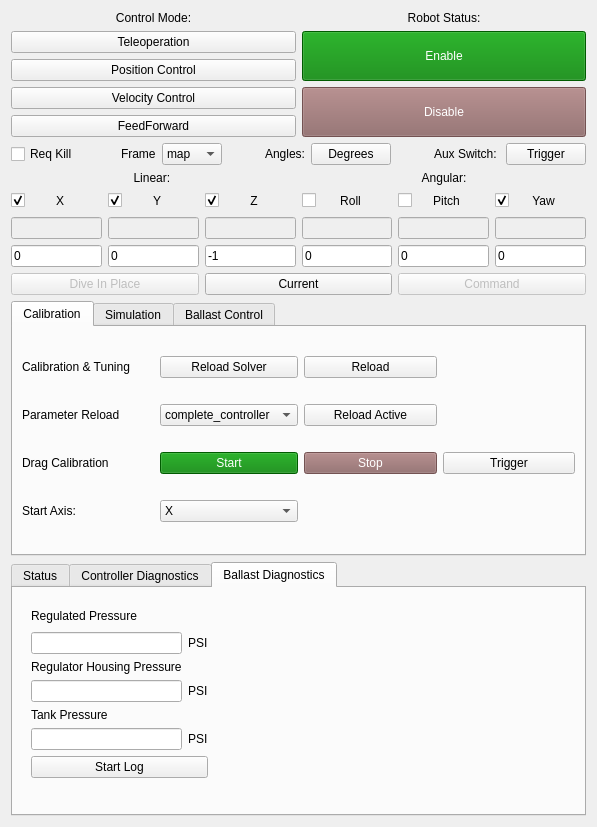
osu-uwrt/mercury_gui, file riptide_rviz/riptide_rviz/src/ControlPanel.ui: the form before one commit.
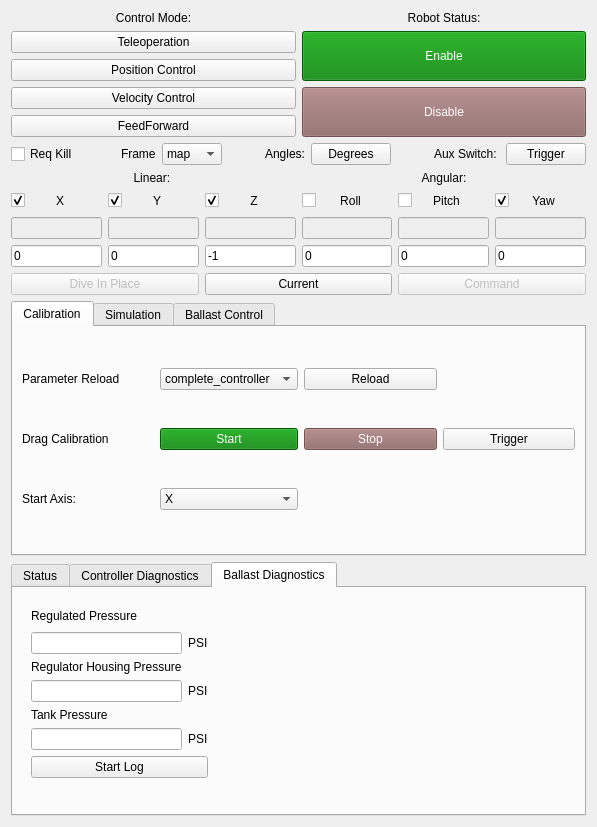
The form after the commit. The open tabs and pages were chosen to show the change. Icons and pictures are not drawn.

Commit message: liltank controller support in gui

The edit to the form file:
```diff
--- a/riptide_rviz/riptide_rviz/src/ControlPanel.ui
+++ b/riptide_rviz/riptide_rviz/src/ControlPanel.ui
@@ -992,13 +992,6 @@
               <property name="bottomMargin">
                <number>0</number>
               </property>
-              <item row="0" column="2">
-               <widget class="QPushButton" name="reloadController">
-                <property name="text">
-                 <string>Reload</string>
-                </property>
-               </widget>
-              </item>
               <item row="2" column="1">
                <widget class="QPushButton" name="dragStart">
                 <property name="styleSheet">
@@ -1090,27 +1083,6 @@
                 </property>
                </widget>
               </item>
-              <item row="1" column="2">
-               <widget class="QPushButton" name="reloadActive">
-                <property name="text">
-                 <string>Reload Active</string>
-                </property>
-               </widget>
-              </item>
-              <item row="0" column="1">
-               <widget class="QPushButton" name="reloadSolver">
-                <property name="text">
-                 <string>Reload Solver</string>
-                </property>
-               </widget>
-              </item>
-              <item row="0" column="0">
-               <widget class="QLabel" name="label_4">
-                <property name="text">
-                 <string>Calibration &amp; Tuning</string>
-                </property>
-               </widget>
-              </item>
               <item row="1" column="1">
                <widget class="QComboBox" name="reloadControllerSelect">
                 <item>
@@ -1123,16 +1095,13 @@
                   <string>smc</string>
                  </property>
                 </item>
-                <item>
-                 <property name="text">
-                  <string>pid</string>
-                 </property>
-                </item>
-                <item>
-                 <property name="text">
-                  <string>thruster_solver</string>
-                 </property>
-                </item>
+               </widget>
+              </item>
+              <item row="1" column="2">
+               <widget class="QPushButton" name="reloadController">
+                <property name="text">
+                 <string>Reload</string>
+                </property>
                </widget>
               </item>
              </layout>
```
Left out of the diff: 4 changed lines with no effect on the pictures. The commit also changes 2 other files.
